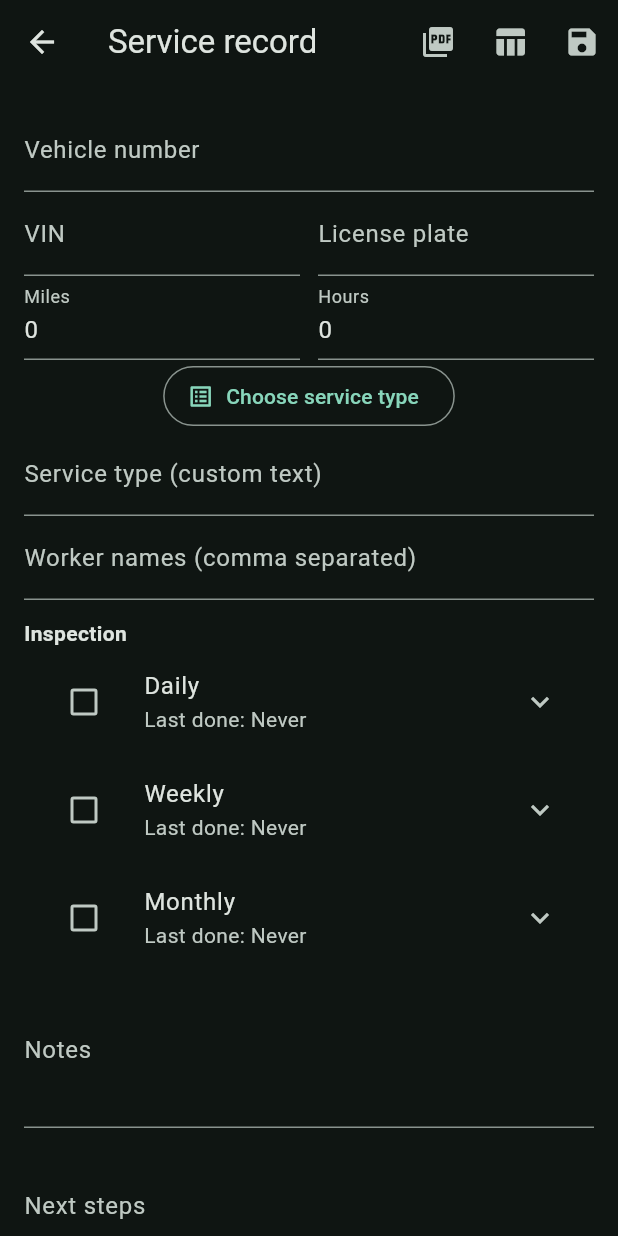
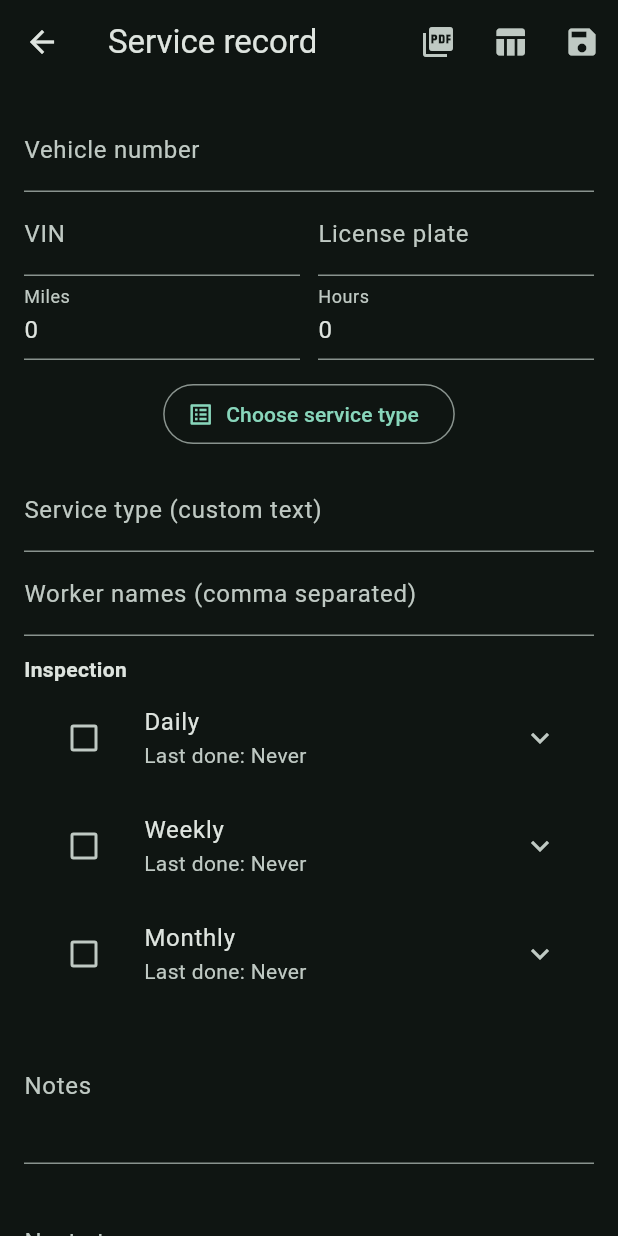
Before and after one commit to John-Codes/vehicle-maintenance-tracker, a Flutter app: the RecordEditorPage screen opened directly with empty values, on a phone screen of 412 x 824 dp. Run offline on Flutter 3.47's test engine with Material 3 defaults, Android fonts, the phone set to English and light mode, and no system bars; our stand-ins replace flutter_markdown_plus, pdf, printing, share_plus, shared_preferences; missing offline and left inert: excel; accounts and stored records are empty; network calls fail.

Commit message:
Add vertical margin to Choose service type button

```diff
--- a/lib/features/service_types/service_type_picker.dart
+++ b/lib/features/service_types/service_type_picker.dart
@@ -20,6 +20,8 @@ class _ServiceTypePickerState extends State<ServiceTypePicker> {
     } catch (e) { if (mounted) ScaffoldMessenger.of(context).showSnackBar(SnackBar(content: Text('Could not load service types: $e'))); }
     finally { if (mounted) setState(() => loading = false); }
   }
-  @override Widget build(BuildContext context) => OutlinedButton.icon(onPressed: loading ? null : choose,
-    icon: const Icon(Icons.list_alt), label: Text(loading ? 'Loading service types…' : 'Choose service type'));
+  @override Widget build(BuildContext context) => Padding(
+    padding: const EdgeInsets.symmetric(vertical: 12),
+    child: OutlinedButton.icon(onPressed: loading ? null : choose,
+      icon: const Icon(Icons.list_alt), label: Text(loading ? 'Loading service types…' : 'Choose service type')));
 }
```
